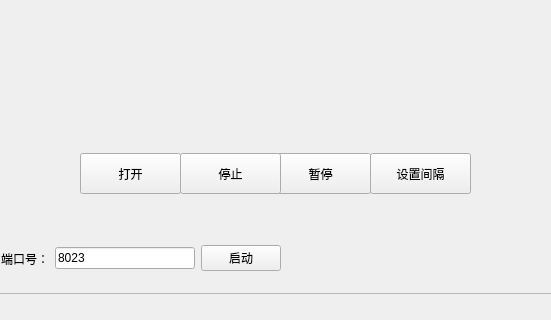
The window that server/server_qt.ui (kevin2li/network_protocol_design) describes before a commit, drawn with Qt 5; both pictures show x 340 to 891 and y 396 to 716 of the 1042 by 716 pixel window.
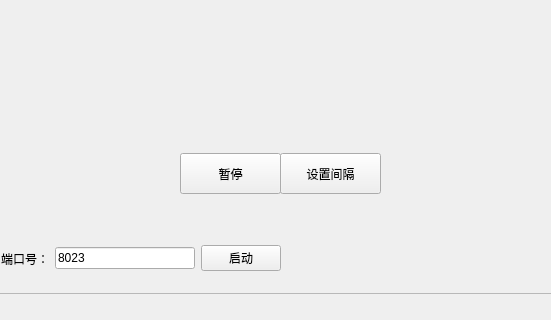
The same window after the commit.

The edit to the form file:
```diff
--- a/server/server_qt.ui
+++ b/server/server_qt.ui
@@ -29,23 +29,10 @@
     <property name="frameShadow">
      <enum>QFrame::Raised</enum>
     </property>
-    <widget class="QPushButton" name="pushButton_13">
-     <property name="geometry">
-      <rect>
-       <x>610</x>
-       <y>530</y>
-       <width>101</width>
-       <height>41</height>
-      </rect>
-     </property>
-     <property name="text">
-      <string>暂停</string>
-     </property>
-    </widget>
     <widget class="QPushButton" name="pushButton_14">
      <property name="geometry">
       <rect>
-       <x>710</x>
+       <x>620</x>
        <y>530</y>
        <width>101</width>
        <height>41</height>
@@ -65,20 +52,7 @@
       </rect>
      </property>
      <property name="text">
-      <string>停止</string>
-     </property>
-    </widget>
-    <widget class="QPushButton" name="pushButton_16">
-     <property name="geometry">
-      <rect>
-       <x>420</x>
-       <y>530</y>
-       <width>101</width>
-       <height>41</height>
-      </rect>
-     </property>
-     <property name="text">
-      <string>打开</string>
+      <string>暂停</string>
      </property>
     </widget>
     <widget class="QLabel" name="img_label">
```
Left out of the diff: 32 changed lines with no effect on the pictures.
